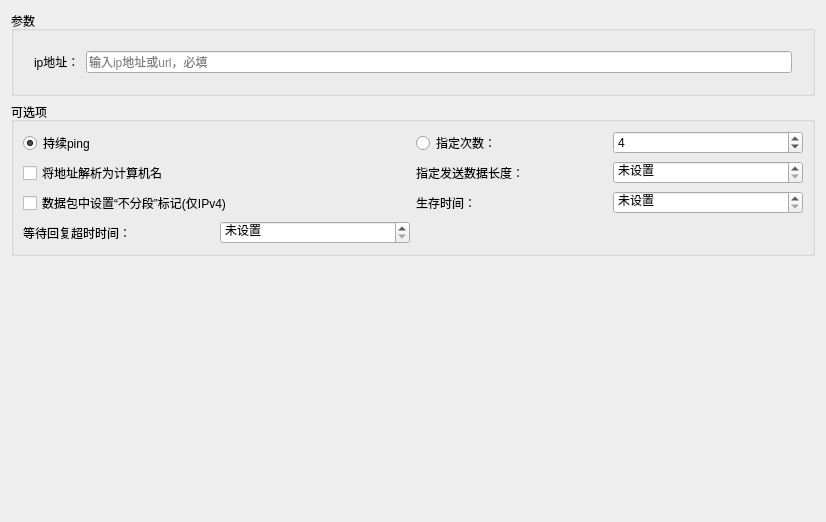
Qt form src/EasyCmd/CmdEditors/PingCmdEditor.ui (doasyourself/EasyCmd) before a commit.
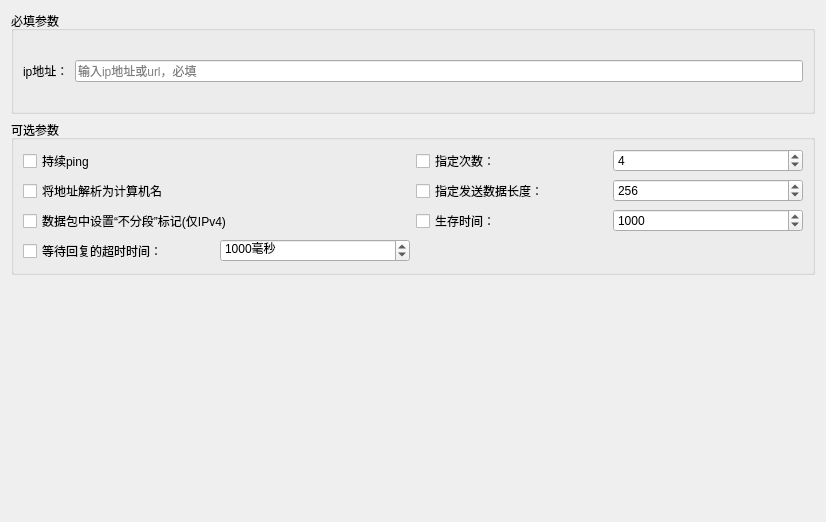
The same form after that commit.

Commit message: 修改编辑器界面， 1) 编辑器不可使用对话框，否则会频繁弹出重复的信息，而且不能持续显示。 2) 编辑器参数类型分为必填参数和可选参数。 3) 编辑器加载后调用一次getCmdString，获取一次命令 4) ping界面bug修改：可选项可以一个都不选！

```diff
--- a/src/EasyCmd/CmdEditors/PingCmdEditor.ui
+++ b/src/EasyCmd/CmdEditors/PingCmdEditor.ui
@@ -17,31 +17,22 @@
    <item>
     <widget class="QGroupBox" name="groupBox_2">
      <property name="title">
-      <string>参数</string>
+      <string>必填参数</string>
      </property>
      <layout class="QVBoxLayout" name="verticalLayout_3">
       <item>
-       <layout class="QHBoxLayout" name="horizontalLayout_2">
-        <property name="leftMargin">
-         <number>11</number>
-        </property>
+       <layout class="QGridLayout" name="gridLayout">
         <property name="topMargin">
-         <number>11</number>
+         <number>0</number>
         </property>
-        <property name="rightMargin">
-         <number>11</number>
-        </property>
-        <property name="bottomMargin">
-         <number>11</number>
-        </property>
-        <item>
-         <widget class="QLabel" name="label">
+        <item row="2" column="1">
+         <widget class="QLabel" name="label_info_ip_url">
           <property name="text">
-           <string>ip地址：</string>
+           <string/>
           </property>
          </widget>
         </item>
-        <item>
+        <item row="1" column="1">
          <widget class="QLineEdit" name="lineEdit_ip_url">
           <property name="inputMask">
            <string/>
@@ -54,6 +45,20 @@
           </property>
          </widget>
         </item>
+        <item row="1" column="0">
+         <widget class="QLabel" name="label">
+          <property name="text">
+           <string>ip地址：</string>
+          </property>
+         </widget>
+        </item>
+        <item row="0" column="1">
+         <widget class="QLabel" name="label_padding">
+          <property name="text">
+           <string/>
+          </property>
+         </widget>
+        </item>
        </layout>
       </item>
      </layout>
@@ -62,31 +67,22 @@
    <item>
     <widget class="QGroupBox" name="groupBox">
      <property name="title">
-      <string>可选项</string>
+      <string>可选参数</string>
      </property>
      <layout class="QVBoxLayout" name="verticalLayout_2">
       <item>
        <layout class="QHBoxLayout" name="horizontalLayout_3" stretch="1,1">
         <item>
-         <widget class="QRadioButton" name="radioButton_infiniteTimes">
-          <property name="toolTip">
-           <string>-t</string>
-          </property>
+         <widget class="QCheckBox" name="checkBox_infiniteTimes">
           <property name="text">
            <string>持续ping</string>
           </property>
-          <property name="checked">
-           <bool>true</bool>
-          </property>
          </widget>
         </item>
         <item>
          <layout class="QHBoxLayout" name="horizontalLayout">
           <item>
-           <widget class="QRadioButton" name="radioButton_finiteTimes">
-            <property name="toolTip">
-             <string>-n</string>
-            </property>
+           <widget class="QCheckBox" name="checkBox_finiteTimes">
             <property name="text">
              <string>指定次数：</string>
             </property>
@@ -124,7 +120,7 @@
         <item>
          <layout class="QHBoxLayout" name="horizontalLayout_5">
           <item>
-           <widget class="QLabel" name="label_2">
+           <widget class="QCheckBox" name="checkBox_option_l">
             <property name="toolTip">
              <string>-l</string>
             </property>
@@ -139,16 +135,16 @@
           <item>
            <widget class="QSpinBox" name="spinBox_options_l">
             <property name="specialValueText">
-             <string>未设置</string>
+             <string/>
             </property>
             <property name="minimum">
-             <number>-1</number>
+             <number>1</number>
             </property>
             <property name="maximum">
              <number>65527</number>
             </property>
             <property name="value">
-             <number>-1</number>
+             <number>256</number>
             </property>
            </widget>
           </item>
@@ -174,7 +170,7 @@
         <item>
          <layout class="QHBoxLayout" name="horizontalLayout_7">
           <item>
-           <widget class="QLabel" name="label_3">
+           <widget class="QCheckBox" name="checkBox_option_i">
             <property name="toolTip">
              <string>-i TTL</string>
             </property>
@@ -186,16 +182,16 @@
           <item>
            <widget class="QSpinBox" name="spinBox_options_i">
             <property name="specialValueText">
-             <string>未设置</string>
+             <string/>
             </property>
             <property name="minimum">
-             <number>-1</number>
+             <number>1</number>
             </property>
             <property name="maximum">
-             <number>1000</number>
+             <number>1000000</number>
             </property>
             <property name="value">
-             <number>-1</number>
+             <number>1000</number>
             </property>
            </widget>
           </item>
@@ -211,31 +207,28 @@
         <item>
          <layout class="QHBoxLayout" name="horizontalLayout_9">
           <item>
-           <widget class="QLabel" name="label_5">
-            <property name="toolTip">
-             <string>-w timeout</string>
-            </property>
+           <widget class="QCheckBox" name="checkBox_option_w">
             <property name="text">
-             <string>等待回复超时时间：</string>
+             <string>等待回复的超时时间：</string>
             </property>
            </widget>
           </item>
           <item>
            <widget class="QSpinBox" name="spinBox_options_w">
             <property name="specialValueText">
-             <string>未设置</string>
+             <string/>
             </property>
             <property name="suffix">
              <string>毫秒</string>
             </property>
             <property name="minimum">
-             <number>-1</number>
+             <number>1</number>
             </property>
             <property name="maximum">
              <number>10000000</number>
             </property>
             <property name="value">
-             <number>-1</number>
+             <number>1000</number>
             </property>
            </widget>
           </item>
```
Left out of the diff: 3 changed lines with no effect on the pictures. The commit also changes 24 other files.
